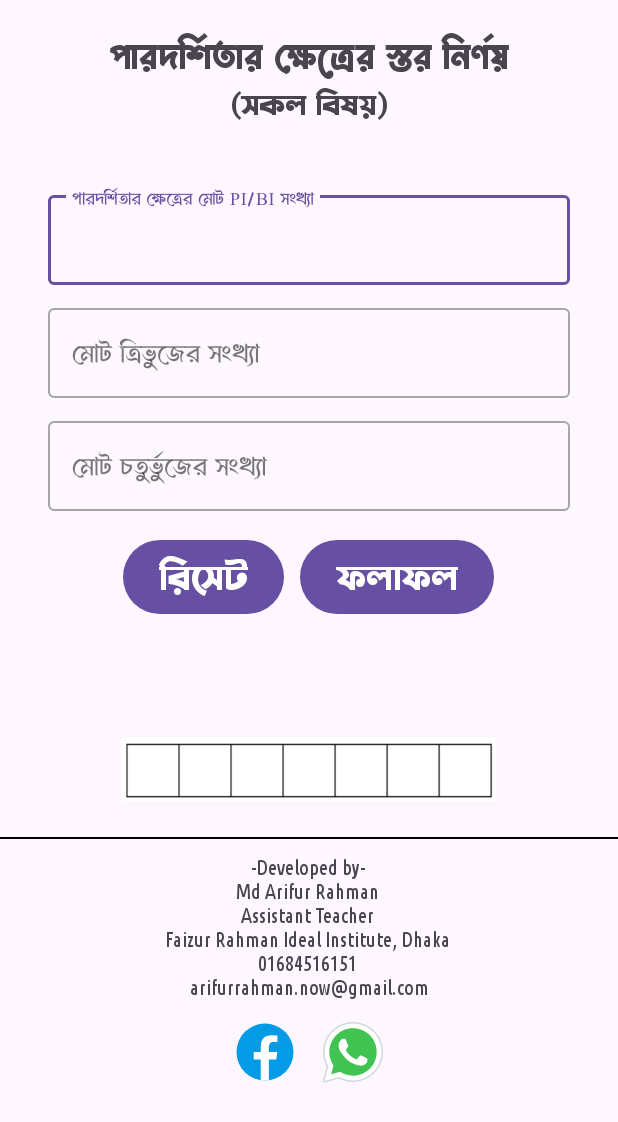
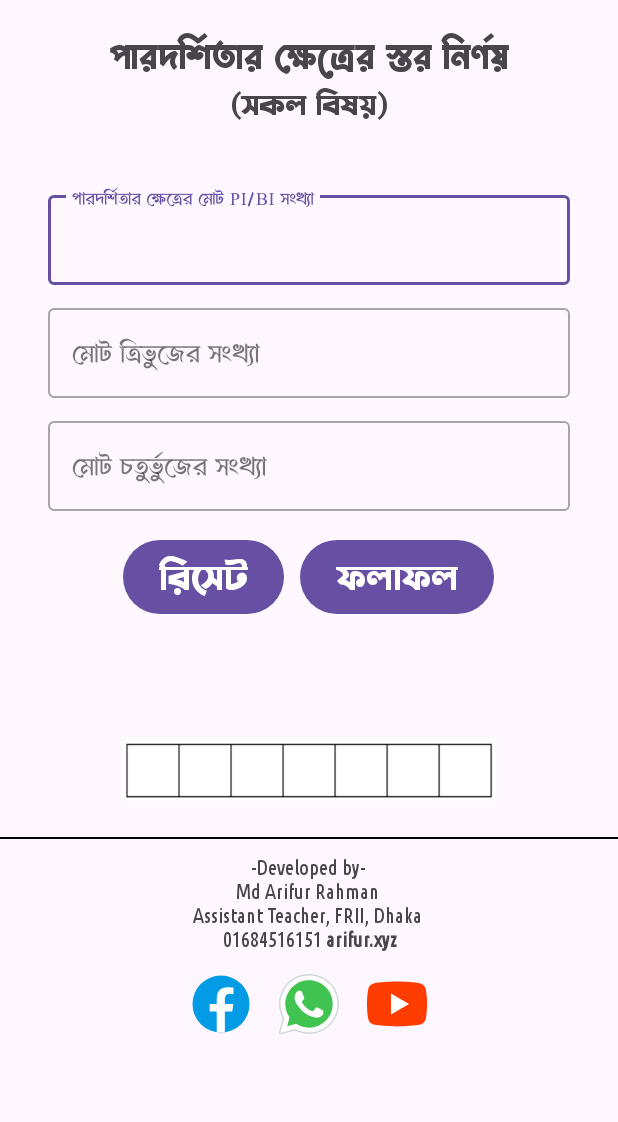
Before and after one commit to arifurrahman-io/competency-calculator, an Android app: the screen it shows after launch (MainActivity), on a phone screen of 412 x 824 dp. Shown: the top 1122 px of the screen. Run offline under Robolectric (Android 15) with nearby library versions, the phone set to English and light mode, and no system bars.

Commit message:
youtube channel added

```diff
--- a/app/src/main/java/com/bihongo/picalculator/MainActivity.java
+++ b/app/src/main/java/com/bihongo/picalculator/MainActivity.java
@@ -24,7 +24,7 @@ public class MainActivity extends AppCompatActivity {
 
     private Button result, resetValue;
 
-    private ImageView imageView, facebook, whatsapp;
+    private ImageView imageView, facebook, whatsapp, youtube;
 
     double a, b, c , myResult;
 
@@ -46,6 +46,7 @@ public class MainActivity extends AppCompatActivity {
 
         facebook = (ImageView) findViewById(R.id.fb);
         whatsapp = (ImageView) findViewById(R.id.wt);
+        youtube = (ImageView) findViewById(R.id.yt);
 
         facebook.setOnClickListener(new View.OnClickListener() {
             @Override
@@ -65,6 +66,17 @@ public class MainActivity extends AppCompatActivity {
                 intent.setAction(Intent.ACTION_VIEW);
                 intent.addCategory(Intent.CATEGORY_BROWSABLE);
                 intent.setData(Uri.parse("https://wa.me/8801684516151"));
+                startActivity(intent);
+            }
+        });
+
+        youtube.setOnClickListener(new View.OnClickListener() {
+            @Override
+            public void onClick(View view) {
+                Intent intent = new Intent();
+                intent.setAction(Intent.ACTION_VIEW);
+                intent.addCategory(Intent.CATEGORY_BROWSABLE);
+                intent.setData(Uri.parse("https://www.youtube.com/@Purnota"));
                 startActivity(intent);
             }
         });
--- /dev/null
+++ b/app/src/main/res/drawable/youtube.xml
@@ -0,0 +1,12 @@
+<vector xmlns:android="http://schemas.android.com/apk/res/android"
+    android:width="48dp"
+    android:height="48dp"
+    android:viewportWidth="48"
+    android:viewportHeight="48">
+  <path
+      android:pathData="M43.2,33.9c-0.4,2.1 -2.1,3.7 -4.2,4c-3.3,0.5 -8.8,1.1 -15,1.1c-6.1,0 -11.6,-0.6 -15,-1.1c-2.1,-0.3 -3.8,-1.9 -4.2,-4C4.4,31.6 4,28.2 4,24c0,-4.2 0.4,-7.6 0.8,-9.9c0.4,-2.1 2.1,-3.7 4.2,-4C12.3,9.6 17.8,9 24,9c6.2,0 11.6,0.6 15,1.1c2.1,0.3 3.8,1.9 4.2,4c0.4,2.3 0.9,5.7 0.9,9.9C44,28.2 43.6,31.6 43.2,33.9z"
+      android:fillColor="#FF3D00"/>
+  <path
+      android:pathData="M20,31L20,17 32,24z"
+      android:fillColor="#FFF"/>
+</vector>
--- a/app/src/main/res/layout/activity_main.xml
+++ b/app/src/main/res/layout/activity_main.xml
@@ -202,6 +202,15 @@
                     android:layout_height="wrap_content"
                     android:layout_margin="5dp"
                     android:src="@drawable/whatsapp" />
+
+                <ImageView
+                    android:id="@+id/yt"
+                    android:layout_width="wrap_content"
+                    android:layout_height="wrap_content"
+                    android:layout_margin="5dp"
+                    android:src="@drawable/youtube" />
+
+
             </LinearLayout>
 
         </LinearLayout>
--- a/app/src/main/res/values/strings.xml
+++ b/app/src/main/res/values/strings.xml
@@ -1,4 +1,4 @@
 <resources>
     <string name="app_name">Competency Calculator</string>
-    <string name="developer">-Developed by- \nMd Arifur Rahman \nAssistant Teacher \nFaizur Rahman Ideal Institute, Dhaka \n01684516151 \narifurrahman.now@gmail.com</string>
+    <string name="developer">-Developed by- \nMd Arifur Rahman \nAssistant Teacher, FRII, Dhaka \n01684516151 <b>arifur.xyz</b></string>
 </resources>
--- a/build.gradle.kts
+++ b/build.gradle.kts
@@ -1,4 +1,4 @@
 // Top-level build file where you can add configuration options common to all sub-projects/modules.
 plugins {
-    id("com.android.application") version "8.1.1" apply false
+    id("com.android.application") version "8.4.1" apply false
 }
```
Also changed, not shown: gradle/wrapper/gradle-wrapper.properties.
